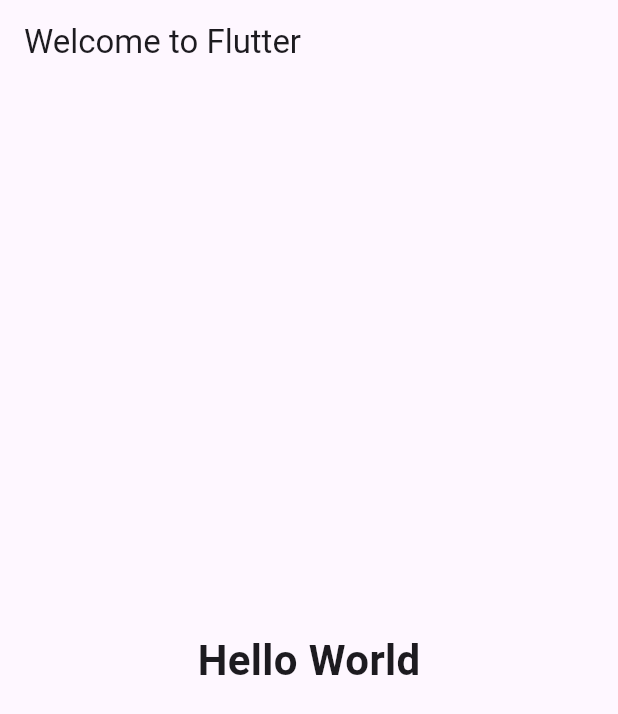
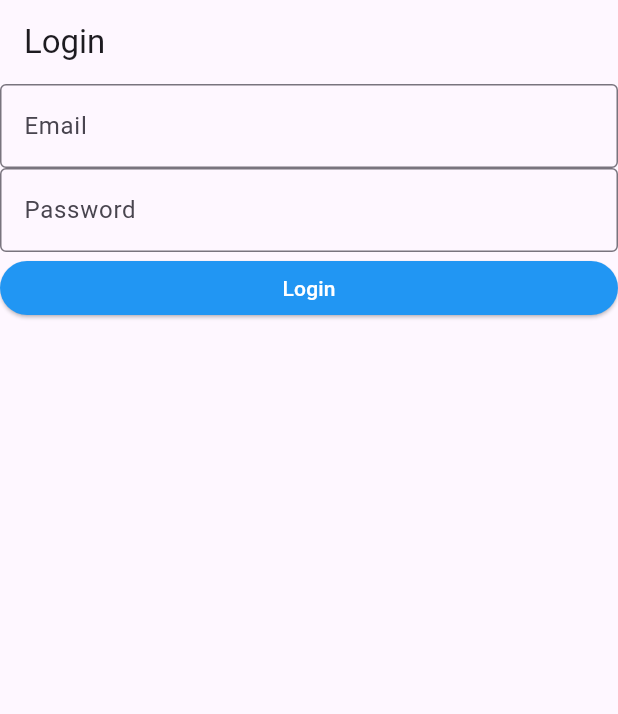
Before and after one commit to akluha72/training-laravel-flutter-app, a Flutter app: the screen it shows after launch, on a phone screen of 412 x 824 dp. Shown: the top 714 px of the screen. Run offline on Flutter 3.47's test engine with Material 3 defaults, Android fonts, the phone set to English and light mode, and no system bars.

Commit message:
dev(08): App login form

```diff
--- a/lib/main.dart
+++ b/lib/main.dart
@@ -1,4 +1,5 @@
 import 'package:flutter/material.dart';
+import 'package:flutter/services.dart';
 
 void main() {
   runApp(const MyApp());
@@ -12,12 +13,35 @@ class MyApp extends StatelessWidget {
     return MaterialApp(
       title: 'Welcome to Flutter',
       home: Scaffold(
-        appBar: AppBar(title: Text('Welcome to Flutter')),
-        body: Center(
-          child: Text(
-            'Hello World',
-            style: TextStyle(fontSize: 28, fontWeight: FontWeight.bold),
-          ),
+        appBar: AppBar(title: Text('Login')),
+        body: Column(
+          children: <Widget>[
+            TextField(
+              keyboardType: TextInputType.emailAddress,
+              decoration: InputDecoration(
+                border: OutlineInputBorder(),
+                labelText: 'Email',
+              ),
+            ),
+            TextField(
+              keyboardType: TextInputType.visiblePassword,
+              decoration: InputDecoration(
+                border: OutlineInputBorder(),
+                labelText: 'Password',
+              ),
+            ),
+            ElevatedButton(
+              onPressed: () {
+                print('Login button pressed');
+              },
+              child: Text('Login'),
+              style: ElevatedButton.styleFrom(
+                backgroundColor: Colors.blue,
+                foregroundColor: Colors.white,
+                minimumSize: Size(double.infinity, 36),
+              ),
+            ),
+          ],
         ),
       ),
     );
```
